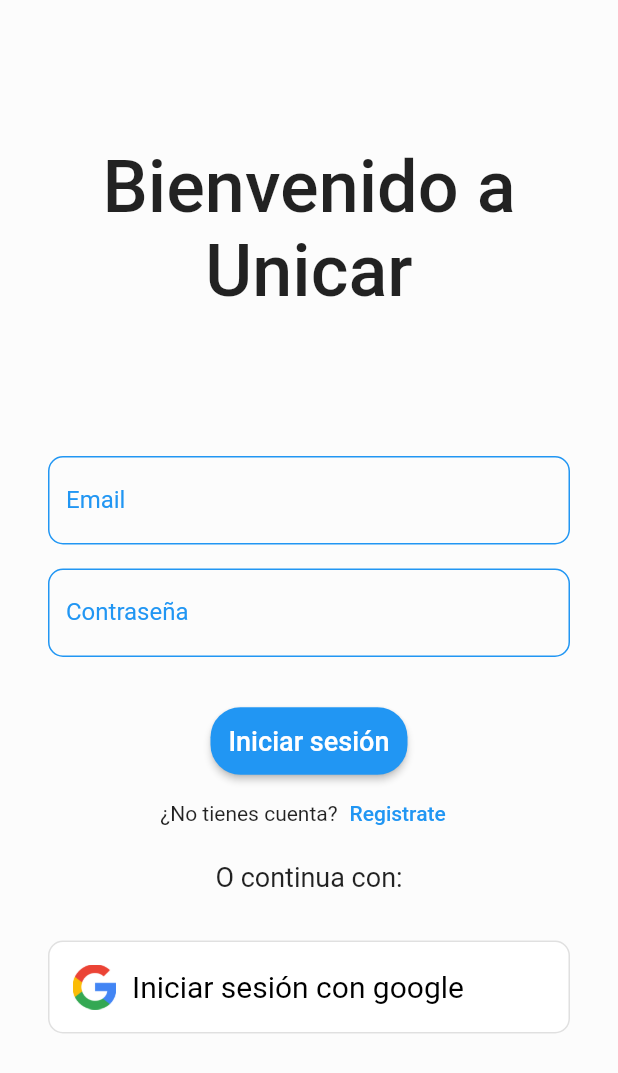
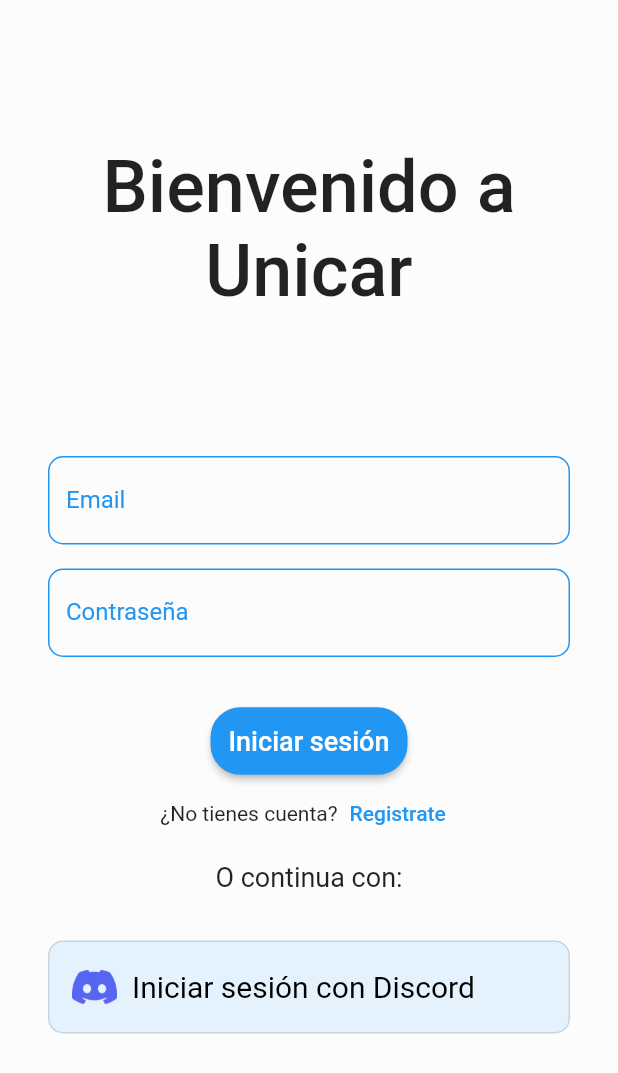
Before and after one commit to BryanVL/unicar, a Flutter app: the LoginScreen screen opened by its route, on a phone screen of 412 x 824 dp. Shown: the top 1073 px of the screen. Run offline on Flutter 3.47's test engine with Material 2 defaults, Android fonts, the light colour scheme and no system bars; our stand-ins replace date_time_picker, flutter_riverpod, riverpod_annotation, string_validator, supabase_flutter; accounts and stored records are empty.

Commit message:
Login con discord terminado

```diff
--- a/lib/screens/login_screen.dart
+++ b/lib/screens/login_screen.dart
@@ -1,3 +1,5 @@
+import 'dart:async';
+
 import 'package:flutter/material.dart';
 import 'package:flutter_riverpod/flutter_riverpod.dart' as r;
 import 'package:supabase_flutter/supabase_flutter.dart';
@@ -20,6 +22,8 @@ class _LoginScreenState extends r.ConsumerState<LoginScreen> {
   final _formKey = GlobalKey<FormState>();
   final correoController = TextEditingController();
   final passController = TextEditingController();
+  late final StreamSubscription<AuthState> _authStateSubscription;
+  bool _redirecting = false;
 
   Future<bool> _comprobarPrimerInicio(User user) async {
     final nombre =
@@ -61,6 +65,60 @@ class _LoginScreenState extends r.ConsumerState<LoginScreen> {
       );
       ScaffoldMessenger.of(context).showSnackBar(snackBar);
     }
+  }
+
+  void _iniciarSesionProvider(Provider provider) async {
+    try {
+      await Supabase.instance.client.auth
+          .signInWithOAuth(provider, redirectTo: 'com.example.unicar://login-callback/');
+    } catch (e) {
+      final snackBar = SnackBar(
+        backgroundColor: Colors.blue[400],
+        shape: const RoundedRectangleBorder(
+            borderRadius:
+                BorderRadius.only(topLeft: Radius.circular(20), topRight: Radius.circular(20))),
+        content: const Text('Hubo un problema al iniciar sesión, intentalo de nuevo más tarde'),
+      );
+      ScaffoldMessenger.of(context).showSnackBar(snackBar);
+    }
+  }
+
+  @override
+  initState() {
+    _authStateSubscription = Supabase.instance.client.auth.onAuthStateChange.listen((data) {
+      if (_redirecting) return;
+      final session = data.session;
+
+      if (session != null) {
+        _redirecting = true;
+        final User user = data.session!.user;
+
+        ref.read(usuarioProvider.notifier).state = user.id;
+
+        final esNuevoUsuario = _comprobarPrimerInicio(user);
+        esNuevoUsuario.then((value) {
+          if (value) {
+            if (context.mounted) {
+              Navigator.of(context).pushReplacementNamed(NuevoUsuarioScreen.kRouteName);
+            }
+          } else {
+            if (context.mounted) {
+              Navigator.of(context).pushReplacementNamed(TabBarScreen.kRouteName);
+            }
+          }
+        });
+      }
+    });
+
+    super.initState();
+  }
+
+  @override
+  void dispose() {
+    _authStateSubscription.cancel();
+    correoController.dispose();
+    passController.dispose();
+    super.dispose();
   }
 
   @override
@@ -116,7 +174,7 @@ class _LoginScreenState extends r.ConsumerState<LoginScreen> {
                 ),
               ),
               Boton(
-                funcion: () async {
+                funcion: () {
                   if (_formKey.currentState!.validate()) {
                     _iniciarSesion(correoController.text, passController.text);
                   }
@@ -153,7 +211,7 @@ class _LoginScreenState extends r.ConsumerState<LoginScreen> {
                         Radius.circular(10),
                       ),
                     ),
-                    backgroundColor: Colors.white,
+                    backgroundColor: Colors.blue[50],
                     padding: const EdgeInsets.all(16),
                     alignment: Alignment.center,
                     textStyle: const TextStyle(
@@ -161,9 +219,8 @@ class _LoginScreenState extends r.ConsumerState<LoginScreen> {
                       color: Colors.black,
                     ),
                   ),
-                  //TODO iniciar sesion con google
-                  onPressed: () async {
-                    await Supabase.instance.client.auth.signInWithOAuth(Provider.google);
+                  onPressed: () {
+                    _iniciarSesionProvider(Provider.discord);
                   },
                   child: Row(
                     children: const [
@@ -171,14 +228,14 @@ class _LoginScreenState extends r.ConsumerState<LoginScreen> {
                         height: 30,
                         width: 30,
                         image: AssetImage(
-                          'lib/assets/googleIcon.png',
+                          'lib/assets/discordLogo1.png',
                         ),
                       ),
                       SizedBox(
                         width: 10,
                       ),
                       Text(
-                        'Iniciar sesión con google',
+                        'Iniciar sesión con Discord',
                         textAlign: TextAlign.center,
                         style: TextStyle(color: Colors.black, fontSize: 20),
                       )
--- a/lib/widgets/tarjeta_viaje.dart
+++ b/lib/widgets/tarjeta_viaje.dart
@@ -16,7 +16,6 @@ class TarjetaViajeWidget extends StatelessWidget {
 
   @override
   Widget build(BuildContext context) {
-    print(oferta.hora);
     return Padding(
       padding: const EdgeInsets.only(
         bottom: 16,
--- a/pubspec.yaml
+++ b/pubspec.yaml
@@ -65,6 +65,7 @@ flutter_icons:
 flutter:
   assets:
     - lib/assets/googleIcon.png
+    - lib/assets/discordLogo1.png
   # The following line ensures that the Material Icons font is
   # included with your application, so that you can use the icons in
   # the material Icons class.
```
Also changed, not shown: lib/assets/discordLogo1.png (added), 1 other file.
